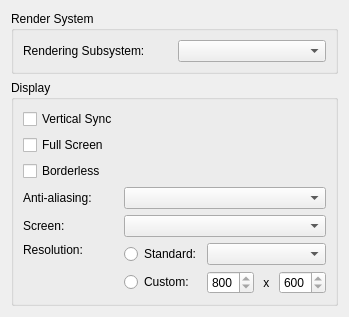
The window that files/ui/graphicspage.ui (nikamigaming-create/nikami-openmw-lab) describes before a commit, drawn with Qt 5.
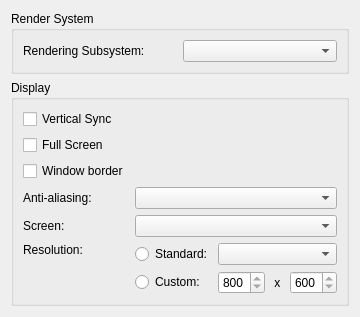
The same window after the commit.

Commit message: change setting "borderless" to "window border" set window border on setting changes disable window border checkbox in the launcher if fullscreen is enabled

The edit to the form file:
```diff
--- a/files/ui/graphicspage.ui
+++ b/files/ui/graphicspage.ui
@@ -53,7 +53,7 @@
       <item row="2" column="0">
        <widget class="QCheckBox" name="borderlessCheckBox">
         <property name="text">
-         <string>Borderless</string>
+         <string>Window border</string>
         </property>
        </widget>
       </item>
```
Left out of the diff: 2 changed lines with no effect on the pictures. The commit also changes 9 other files.
